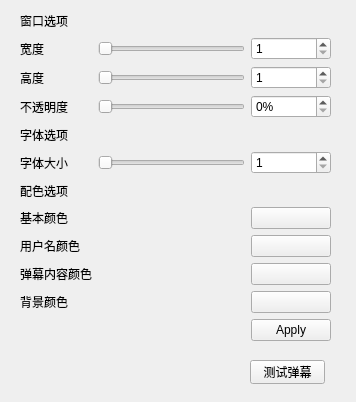
This is src/modules/danmu_display/ui/danmu_panel.ui in Fidelxyz/bilibili-live-danmuku as Qt 5 draws it before an edit. The edited form follows.
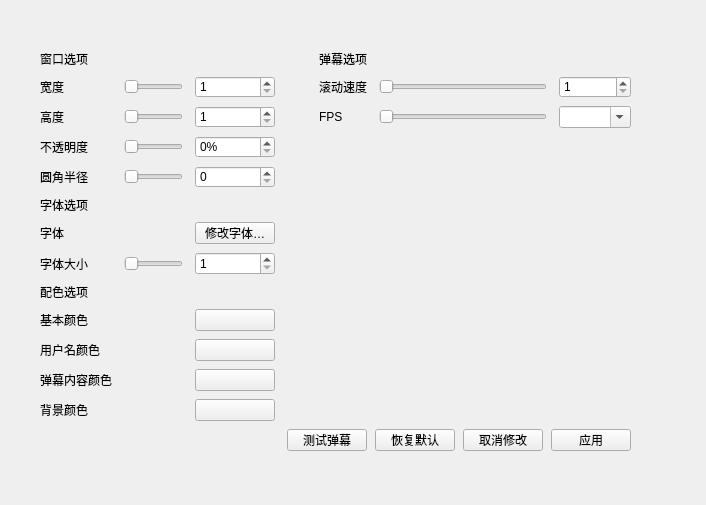
This is the edited form.

Commit message: complete unloading module & more panel options

What changed in the file:
```diff
--- a/src/modules/danmu_display/ui/danmu_panel.ui
+++ b/src/modules/danmu_display/ui/danmu_panel.ui
@@ -6,8 +6,8 @@
    <rect>
     <x>0</x>
     <y>0</y>
-    <width>356</width>
-    <height>402</height>
+    <width>706</width>
+    <height>505</height>
    </rect>
   </property>
   <property name="windowTitle">
@@ -17,54 +17,115 @@
    <property name="geometry">
     <rect>
      <x>20</x>
-     <y>10</y>
-     <width>311</width>
-     <height>331</height>
+     <y>30</y>
+     <width>631</width>
+     <height>441</height>
     </rect>
    </property>
-   <layout class="QGridLayout" name="layout_displayPanel">
-    <item row="2" column="2">
-     <widget class="QSpinBox" name="spin_windowHeight">
+   <layout class="QGridLayout" name="layout_panel">
+    <property name="leftMargin">
+     <number>20</number>
+    </property>
+    <property name="topMargin">
+     <number>20</number>
+    </property>
+    <property name="rightMargin">
+     <number>20</number>
+    </property>
+    <property name="bottomMargin">
+     <number>20</number>
+    </property>
+    <property name="horizontalSpacing">
+     <number>12</number>
+    </property>
+    <property name="verticalSpacing">
+     <number>8</number>
+    </property>
+    <item row="2" column="1">
+     <widget class="QSlider" name="slider_windowHeight">
+      <property name="minimum">
+       <number>50</number>
+      </property>
+      <property name="maximum">
+       <number>1000</number>
+      </property>
+      <property name="orientation">
+       <enum>Qt::Horizontal</enum>
+      </property>
+     </widget>
+    </item>
+    <item row="12" column="0">
+     <widget class="QLabel" name="prompt_backgroundColor">
+      <property name="text">
+       <string>背景颜色</string>
+      </property>
+     </widget>
+    </item>
+    <item row="1" column="0">
+     <widget class="QLabel" name="prompt_windowWidth">
+      <property name="text">
+       <string>宽度</string>
+      </property>
+     </widget>
+    </item>
+    <item row="0" column="4" colspan="3">
+     <widget class="QLabel" name="prompt_danmuOptions">
+      <property name="text">
+       <string>弹幕选项</string>
+      </property>
+     </widget>
+    </item>
+    <item row="7" column="2">
+     <widget class="QSpinBox" name="spin_fontSize">
       <property name="minimum">
        <number>1</number>
       </property>
       <property name="maximum">
-       <number>9999</number>
+       <number>999</number>
       </property>
      </widget>
     </item>
-    <item row="9" column="2">
-     <widget class="QPushButton" name="btn_contentColor">
-      <property name="text">
-       <string notr="true"/>
+    <item row="1" column="1">
+     <widget class="QSlider" name="slider_windowWidth">
+      <property name="minimum">
+       <number>20</number>
       </property>
-     </widget>
-    </item>
-    <item row="8" column="0">
-     <widget class="QLabel" name="prompt_usernameColor">
-      <property name="text">
-       <string>用户名颜色</string>
+      <property name="maximum">
+       <number>1000</number>
       </property>
-     </widget>
-    </item>
-    <item row="2" column="0">
-     <widget class="QLabel" name="prompt_windowHeight">
-      <property name="text">
-       <string>高度</string>
-      </property>
-     </widget>
-    </item>
-    <item row="8" column="2">
-     <widget class="QPushButton" name="btn_usernameColor">
-      <property name="text">
-       <string notr="true"/>
+      <property name="orientation">
+       <enum>Qt::Horizontal</enum>
       </property>
      </widget>
     </item>
     <item row="9" column="0">
-     <widget class="QLabel" name="prompt_contentColor">
+     <widget class="QLabel" name="prompt_mainColor">
       <property name="text">
-       <string>弹幕内容颜色</string>
+       <string>基本颜色</string>
+      </property>
+     </widget>
+    </item>
+    <item row="10" column="2">
+     <widget class="QPushButton" name="btn_usernameColor">
+      <property name="text">
+       <string notr="true"/>
+      </property>
+     </widget>
+    </item>
+    <item row="12" column="2">
+     <widget class="QPushButton" name="btn_backgroundColor">
+      <property name="text">
+       <string notr="true"/>
+      </property>
+     </widget>
+    </item>
+    <item row="1" column="2">
+     <widget class="QSpinBox" name="spin_windowWidth">
+      <property name="minimum">
+       <number>1</number>
+      </property>
+      <property name="maximum">
+       <number>99999</number>
       </property>
      </widget>
     </item>
@@ -81,10 +142,54 @@
       </property>
      </widget>
     </item>
-    <item row="4" column="0" colspan="3">
-     <widget class="QLabel" name="prompt_fontOptions">
+    <item row="2" column="6">
+     <widget class="QComboBox" name="combo_fps">
+      <property name="editable">
+       <bool>true</bool>
+      </property>
+      <property name="insertPolicy">
+       <enum>QComboBox::NoInsert</enum>
+      </property>
+     </widget>
+    </item>
+    <item row="4" column="1">
+     <widget class="QSlider" name="slider_borderRadius">
+      <property name="orientation">
+       <enum>Qt::Horizontal</enum>
+      </property>
+     </widget>
+    </item>
+    <item row="8" column="0" colspan="3">
+     <widget class="QLabel" name="prompt_colorOptions">
       <property name="text">
-       <string>字体选项</string>
+       <string>配色选项</string>
+      </property>
+     </widget>
+    </item>
+    <item row="6" column="1">
+     <widget class="QLabel" name="label_font">
+      <property name="text">
+       <string/>
+      </property>
+     </widget>
+    </item>
+    <item row="1" column="5">
+     <widget class="QSlider" name="slider_scrollingSpeed">
+      <property name="minimum">
+       <number>1</number>
+      </property>
+      <property name="maximum">
+       <number>100</number>
+      </property>
+      <property name="orientation">
+       <enum>Qt::Horizontal</enum>
+      </property>
+     </widget>
+    </item>
+    <item row="6" column="0">
+     <widget class="QLabel" name="prompt_font">
+      <property name="text">
+       <string>字体</string>
       </property>
      </widget>
     </item>
@@ -95,58 +200,31 @@
       </property>
      </widget>
     </item>
-    <item row="1" column="2">
-     <widget class="QSpinBox" name="spin_windowWidth">
-      <property name="minimum">
-       <number>1</number>
-      </property>
-      <property name="maximum">
-       <number>9999</number>
-      </property>
-     </widget>
-    </item>
-    <item row="11" column="2">
-     <widget class="QPushButton" name="btn_apply">
-      <property name="text">
-       <string>Apply</string>
-      </property>
-     </widget>
-    </item>
-    <item row="5" column="0">
+    <item row="7" column="0">
      <widget class="QLabel" name="prompt_fontSize">
       <property name="text">
        <string>字体大小</string>
       </property>
      </widget>
     </item>
-    <item row="10" column="0">
-     <widget class="QLabel" name="prompt_backgroundColor">
-      <property name="text">
-       <string>背景颜色</string>
-      </property>
-     </widget>
-    </item>
-    <item row="6" column="0" colspan="3">
-     <widget class="QLabel" name="prompt_colorOptions">
-      <property name="text">
-       <string>配色选项</string>
-      </property>
-     </widget>
-    </item>
-    <item row="1" column="1">
-     <widget class="QSlider" name="slider_windowWidth">
-      <property name="minimum">
-       <number>20</number>
-      </property>
+    <item row="2" column="5">
+     <widget class="QSlider" name="slider_fps">
       <property name="maximum">
-       <number>1000</number>
+       <number>2</number>
       </property>
       <property name="orientation">
        <enum>Qt::Horizontal</enum>
       </property>
      </widget>
     </item>
-    <item row="5" column="1">
+    <item row="4" column="0">
+     <widget class="QLabel" name="prompt_borderRadius">
+      <property name="text">
+       <string>圆角半径</string>
+      </property>
+     </widget>
+    </item>
+    <item row="7" column="1">
      <widget class="QSlider" name="slider_fontSize">
       <property name="minimum">
        <number>5</number>
@@ -159,41 +237,45 @@
       </property>
      </widget>
     </item>
-    <item row="7" column="2">
+    <item row="9" column="2">
      <widget class="QPushButton" name="btn_mainColor">
       <property name="text">
        <string notr="true"/>
       </property>
      </widget>
     </item>
-    <item row="7" column="0">
-     <widget class="QLabel" name="prompt_mainColor">
+    <item row="11" column="0">
+     <widget class="QLabel" name="prompt_contentColor">
       <property name="text">
-       <string>基本颜色</string>
+       <string>弹幕内容颜色</string>
       </property>
      </widget>
     </item>
-    <item row="3" column="0">
-     <widget class="QLabel" name="prompt_opacity">
+    <item row="2" column="0">
+     <widget class="QLabel" name="prompt_windowHeight">
       <property name="text">
-       <string>不透明度</string>
+       <string>高度</string>
       </property>
      </widget>
     </item>
-    <item row="5" column="2">
-     <widget class="QSpinBox" name="spin_fontSize">
-      <property name="minimum">
-       <number>1</number>
+    <item row="1" column="4">
+     <widget class="QLabel" name="prompt_scrollingSpeed">
+      <property name="text">
+       <string>滚动速度</string>
       </property>
-      <property name="maximum">
-       <number>999</number>
+     </widget>
+    </item>
+    <item row="10" column="0">
+     <widget class="QLabel" name="prompt_usernameColor">
+      <property name="text">
+       <string>用户名颜色</string>
       </property>
      </widget>
     </item>
-    <item row="1" column="0">
-     <widget class="QLabel" name="prompt_windowWidth">
+    <item row="5" column="0" colspan="3">
+     <widget class="QLabel" name="prompt_fontOptions">
       <property name="text">
-       <string>宽度</string>
+       <string>字体选项</string>
       </property>
      </widget>
     </item>
@@ -210,41 +292,111 @@
       </property>
      </widget>
     </item>
-    <item row="10" column="2">
-     <widget class="QPushButton" name="btn_backgroundColor">
+    <item row="6" column="2">
+     <widget class="QPushButton" name="btn_font">
       <property name="text">
-       <string notr="true"/>
+       <string>修改字体…</string>
       </property>
      </widget>
     </item>
-    <item row="2" column="1">
-     <widget class="QSlider" name="slider_windowHeight">
+    <item row="1" column="6">
+     <widget class="QSpinBox" name="spin_scrollingSpeed">
       <property name="minimum">
-       <number>50</number>
+       <number>1</number>
       </property>
       <property name="maximum">
        <number>1000</number>
       </property>
+     </widget>
+    </item>
+    <item row="3" column="0">
+     <widget class="QLabel" name="prompt_opacity">
+      <property name="text">
+       <string>不透明度</string>
+      </property>
+     </widget>
+    </item>
+    <item row="4" column="2">
+     <widget class="QSpinBox" name="spin_borderRadius">
+      <property name="maximum">
+       <number>99999</number>
+      </property>
+     </widget>
+    </item>
+    <item row="2" column="4">
+     <widget class="QLabel" name="label_fps">
+      <property name="text">
+       <string>FPS</string>
+      </property>
+     </widget>
+    </item>
+    <item row="11" column="2">
+     <widget class="QPushButton" name="btn_contentColor">
+      <property name="text">
+       <string notr="true"/>
+      </property>
+     </widget>
+    </item>
+    <item row="2" column="2">
+     <widget class="QSpinBox" name="spin_windowHeight">
+      <property name="minimum">
+       <number>1</number>
+      </property>
+      <property name="maximum">
+       <number>99999</number>
+      </property>
+     </widget>
+    </item>
+    <item row="0" column="3" rowspan="13">
+     <spacer name="verticalSpacer">
       <property name="orientation">
-       <enum>Qt::Horizontal</enum>
+       <enum>Qt::Vertical</enum>
       </property>
-     </widget>
+      <property name="sizeHint" stdset="0">
+       <size>
+        <width>20</width>
+        <height>40</height>
+       </size>
+      </property>
+     </spacer>
+    </item>
+    <item row="13" column="3" colspan="4">
+     <layout class="QHBoxLayout" name="layout_controlButton">
+      <property name="spacing">
+       <number>8</number>
+      </property>
+      <item>
+       <widget class="QPushButton" name="btn_testDanmu">
+        <property name="text">
+         <string>测试弹幕</string>
+        </property>
+       </widget>
+      </item>
+      <item>
+       <widget class="QPushButton" name="btn_setToDefault">
+        <property name="text">
+         <string>恢复默认</string>
+        </property>
+       </widget>
+      </item>
+      <item>
+       <widget class="QPushButton" name="btn_cancelChange">
+        <property name="text">
+         <string>取消修改</string>
+        </property>
+       </widget>
+      </item>
+      <item>
+       <widget class="QPushButton" name="btn_apply">
+        <property name="text">
+         <string>应用</string>
+        </property>
+       </widget>
+      </item>
+     </layout>
     </item>
    </layout>
   </widget>
-  <widget class="QPushButton" name="btn_testDanmu">
-   <property name="geometry">
-    <rect>
-     <x>250</x>
-     <y>360</y>
-     <width>75</width>
-     <height>24</height>
-    </rect>
-   </property>
-   <property name="text">
-    <string>测试弹幕</string>
-   </property>
-  </widget>
  </widget>
  <tabstops>
   <tabstop>slider_windowWidth</tabstop>
```
Left out of the diff: 145 changed lines with no effect on the pictures. The commit also changes 57 other files.
